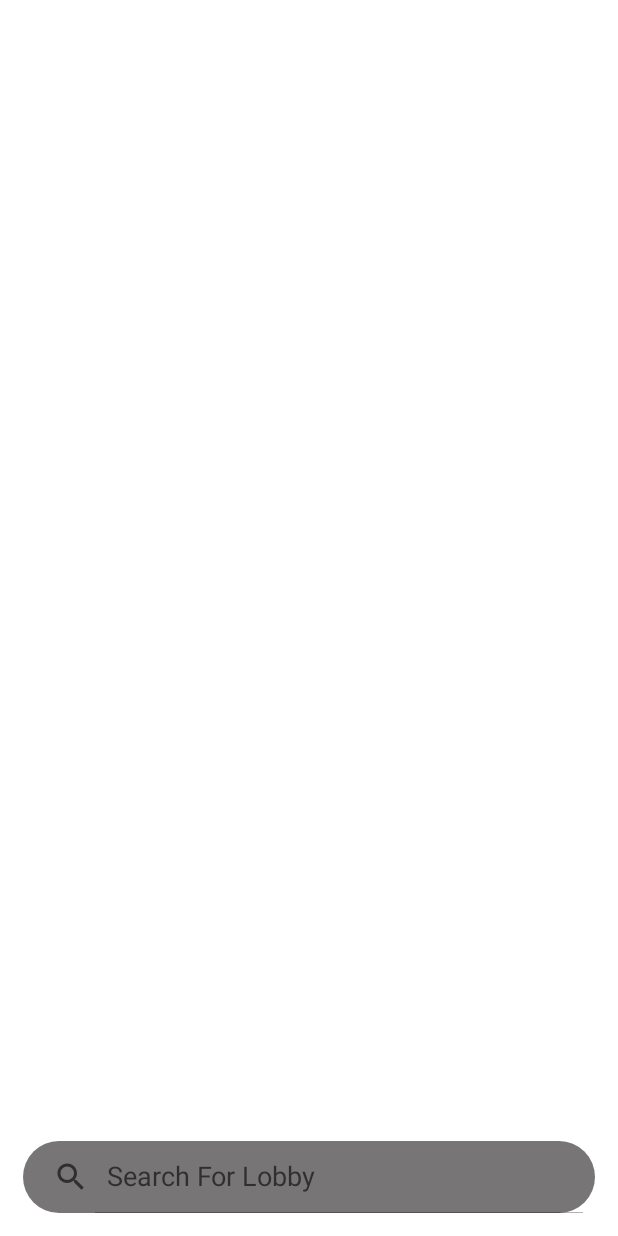
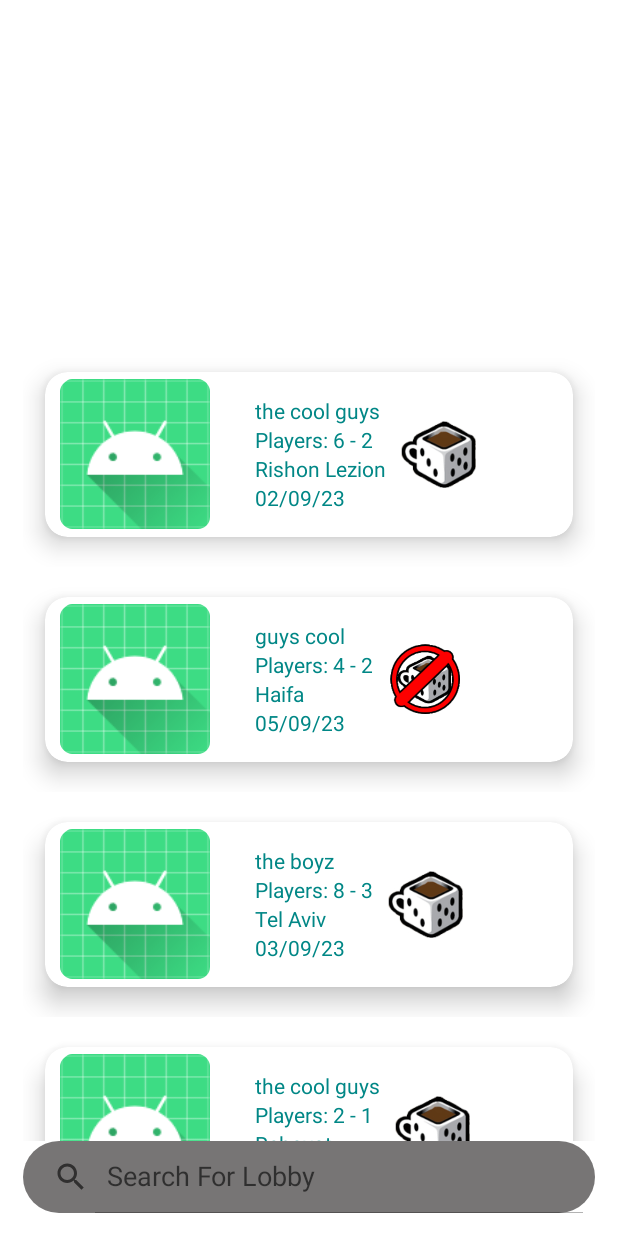
Before and after one commit to liadT22/ImBoard, an Android app: the SearchFragment screen opened through its navigation route, on a phone screen of 412 x 824 dp. Run offline under Robolectric (Android 15) with nearby library versions, the phone set to English and light mode, and no system bars.

Commit message:
added working Lobbys Recycler with add and remove function

```diff
--- /dev/null
+++ b/app/src/main/java/com/example/imboard/fragments/Lobby.kt
@@ -0,0 +1,23 @@
+package com.example.imboard.fragments
+
+data class Lobby(
+    val lobby_image: Int,
+    val lobby_name: String,
+    val max_players: Int,
+    val min_players: Int,
+    val location: String,
+    val date: String,
+    val have_game:Boolean
+)
+
+object LobbyManager{
+    val Lobbys : MutableList<Lobby> = mutableListOf()
+
+    fun addLobby(lobby : Lobby){
+        Lobbys.add(lobby)
+    }
+
+    fun removeLobby(intex:Int){
+        Lobbys.removeAt(intex)
+    }
+}
--- /dev/null
+++ b/app/src/main/java/com/example/imboard/fragments/LobbyAdapterFix.kt
@@ -0,0 +1,40 @@
+package com.example.imboard.fragments
+
+import android.view.LayoutInflater
+import android.view.ViewGroup
+import androidx.recyclerview.widget.RecyclerView
+import com.example.imboard.R
+import com.example.imboard.databinding.LobbyRecyclerViewBinding
+
+class LobbyAdapterFix(val lobbys: List<Lobby>) :
+    RecyclerView.Adapter<LobbyAdapterFix.LobbyViewHolder>() {
+
+    class LobbyViewHolder(private val binding: LobbyRecyclerViewBinding) :
+        RecyclerView.ViewHolder(binding.root) {
+
+        fun bind(lobby: Lobby) {
+            binding.lobbyGameImage.setImageResource(lobby.lobby_image)
+            binding.lobbyName.text = lobby.lobby_name
+            binding.lobbyPlayersCount.text = "Players: ${lobby.max_players} - ${lobby.min_players}"
+            binding.lobbyLocation.text = lobby.location
+            binding.lobbyDate.text = lobby.date
+            binding.lobbyHaveGame.setImageResource(haveGame(lobby))
+
+            }
+        fun haveGame(lobby: Lobby): Int {
+            if(lobby.have_game)
+                return R.drawable.have_game
+            else return R.drawable.dont_have
+        }
+
+
+    }
+
+    override fun onCreateViewHolder(parent: ViewGroup, viewType: Int) =
+        LobbyViewHolder(LobbyRecyclerViewBinding.inflate(LayoutInflater.from(parent.context),parent,false))
+
+    override fun onBindViewHolder(holder: LobbyViewHolder, position: Int) =
+        holder.bind(lobbys[position])
+
+    override fun getItemCount() = lobbys.size
+}
--- a/app/src/main/java/com/example/imboard/fragments/SearchFragment.kt
+++ b/app/src/main/java/com/example/imboard/fragments/SearchFragment.kt
@@ -5,19 +5,114 @@ import androidx.fragment.app.Fragment
 import android.view.LayoutInflater
 import android.view.View
 import android.view.ViewGroup
+import androidx.recyclerview.widget.LinearLayoutManager
+import androidx.recyclerview.widget.RecyclerView
 import com.example.imboard.R
 import com.example.imboard.databinding.FragmentSearchBinding
 import com.example.imboard.util.autoCleared
 
 class SearchFragment : Fragment() {
-    private var binding : FragmentSearchBinding by autoCleared()
+    private var binding: FragmentSearchBinding by autoCleared()
+
+    //Lobby class variables
+    private lateinit var lobbyRecyclerView: RecyclerView
+    private lateinit var lobbyList: ArrayList<Lobby>
+    lateinit var lobbysImageId: Array<Int>
+    lateinit var lobbysNames: Array<String>
+    lateinit var maxPlayers: Array<Int>
+    lateinit var minPlayers: Array<Int>
+    lateinit var locations: Array<String>
+    lateinit var dates: Array<String>
+    lateinit var have_game: Array<Boolean>
+
+
     override fun onCreateView(
         inflater: LayoutInflater, container: ViewGroup?,
         savedInstanceState: Bundle?
     ): View? {
-        binding = FragmentSearchBinding.inflate(inflater,container,false)
+        binding = FragmentSearchBinding.inflate(inflater, container, false)
+
+        lobbysImageId = arrayOf(
+            R.mipmap.ic_launcher,
+            R.mipmap.ic_launcher,
+            R.mipmap.ic_launcher,
+            R.mipmap.ic_launcher,
+            R.mipmap.ic_launcher,
+            R.mipmap.ic_launcher,
+            R.mipmap.ic_launcher,
+            R.mipmap.ic_launcher,
+            R.mipmap.ic_launcher,
+            R.mipmap.ic_launcher
+        )
+        lobbysNames = arrayOf(
+            "the cool guys",
+            "guys cool",
+            "the boyz",
+            "the cool guys",
+            "guys cool",
+            "the boyz",
+            "the cool guys",
+            "guys cool",
+            "the boyz",
+            "so cool gamers"
+        )
+        maxPlayers = arrayOf(6, 4, 8, 2, 3, 6, 4, 8, 2, 3)
+        minPlayers = arrayOf(2, 2, 3, 1, 2, 3, 2, 2, 3, 2)
+        locations = arrayOf(
+            "Rishon Lezion",
+            "Haifa",
+            "Tel Aviv",
+            "Rehovot",
+            "Rishon Lezion",
+            "Haifa",
+            "Tel Aviv",
+            "Rehovot",
+            "Rishon Lezion",
+            "Haifa"
+        )
+        dates = arrayOf(
+            "02/09/23",
+            "05/09/23",
+            "03/09/23",
+            "15/09/23",
+            "03/10/23",
+            "02/09/23",
+            "05/09/23",
+            "03/09/23",
+            "15/09/23",
+            "03/10/23"
+        )
+        have_game = arrayOf(true, false, true, true, false, true, false, true, true, false)
+//        lobbysImageId = //TODO add images from API
+//        lobbysNames = //TODO add images from API
+//        maxPlayers = //TODO add images from API
+//        minPlayers = //TODO add images from API
+//        locations =//TODO add images from API
+//        dates = //TODO add images from API
+//        have_game = //TODO add images from API
+
+        binding.searchLobbiesRecycler.adapter = LobbyAdapterFix(LobbyManager.Lobbys)
+        binding.searchLobbiesRecycler.layoutManager = LinearLayoutManager(requireContext())
+        addLobbysFakeData()
         return binding.root
     }
+
+    private fun addLobbysFakeData() {
+        for (i in lobbysImageId.indices) {
+            val lobby = Lobby(
+                lobbysImageId[i],
+                lobbysNames[i],
+                maxPlayers[i],
+                minPlayers[i],
+                locations[i],
+                dates[i],
+                have_game[i]
+            )
+            LobbyManager.addLobby(lobby)
+        }
+    }
+
+
     override fun onViewCreated(view: View, savedInstanceState: Bundle?) {
         super.onViewCreated(view, savedInstanceState)
     }
--- a/app/src/main/res/layout/fragment_search.xml
+++ b/app/src/main/res/layout/fragment_search.xml
@@ -3,36 +3,36 @@
     xmlns:tools="http://schemas.android.com/tools"
     android:layout_width="match_parent"
     android:layout_height="match_parent"
-    tools:context=".fragments.SearchFragment"
     android:orientation="vertical"
-    android:padding="15dp">
+    android:padding="15dp"
+    tools:context=".fragments.SearchFragment">
 
     <androidx.recyclerview.widget.RecyclerView
+        android:id="@+id/fav_lobbies"
         android:layout_width="match_parent"
         android:layout_height="match_parent"
         android:layout_marginTop="15dp"
-        android:id="@+id/fav_lobbies"
         android:layout_weight="1"
         android:orientation="horizontal" />
 
 
     <androidx.recyclerview.widget.RecyclerView
+        android:id="@+id/search_lobbies_recycler"
         android:layout_width="match_parent"
         android:layout_height="match_parent"
-        android:paddingTop="20dp"
         android:layout_weight="0.4"
-        android:id="@+id/search_lobbies"
-        android:orientation="horizontal" />
+        android:orientation="horizontal"
+        android:paddingTop="20dp" />
+
     <SearchView
         android:id="@+id/search_box_lobby"
         android:layout_width="match_parent"
         android:layout_height="wrap_content"
+        android:layout_alignParentBottom="true"
+        android:background="@drawable/search_box"
         android:backgroundTint="@color/light_gray"
-        android:background="@drawable/search_box"
-        android:layout_alignParentBottom="true"
-        android:queryHint="Search For Lobby"
         android:iconifiedByDefault="false"
-        />
+        android:queryHint="Search For Lobby" />
 
 
 </LinearLayout>
--- a/app/src/main/res/layout/lobby_recycler_view.xml
+++ b/app/src/main/res/layout/lobby_recycler_view.xml
@@ -46,7 +46,7 @@
                 android:textColor="@color/teal_700" />
 
             <TextView
-                android:id="@+id/lobby_city"
+                android:id="@+id/lobby_location"
                 android:layout_width="wrap_content"
                 android:layout_height="wrap_content"
                 android:text="City: Rishon Lezion"
@@ -60,6 +60,7 @@
                 android:textColor="@color/teal_700" />
         </LinearLayout>
     <ImageView
+        android:id="@+id/lobby_have_game"
         android:layout_width="50dp"
         android:layout_height="50dp"
         android:src="@drawable/dont_have"
```
